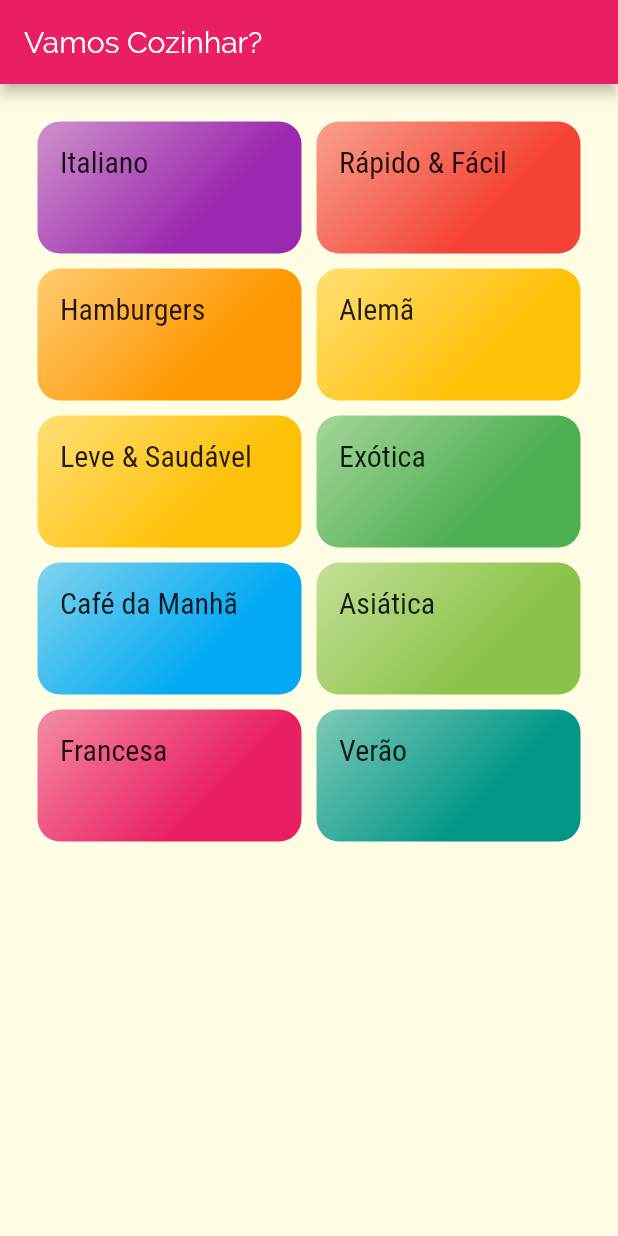
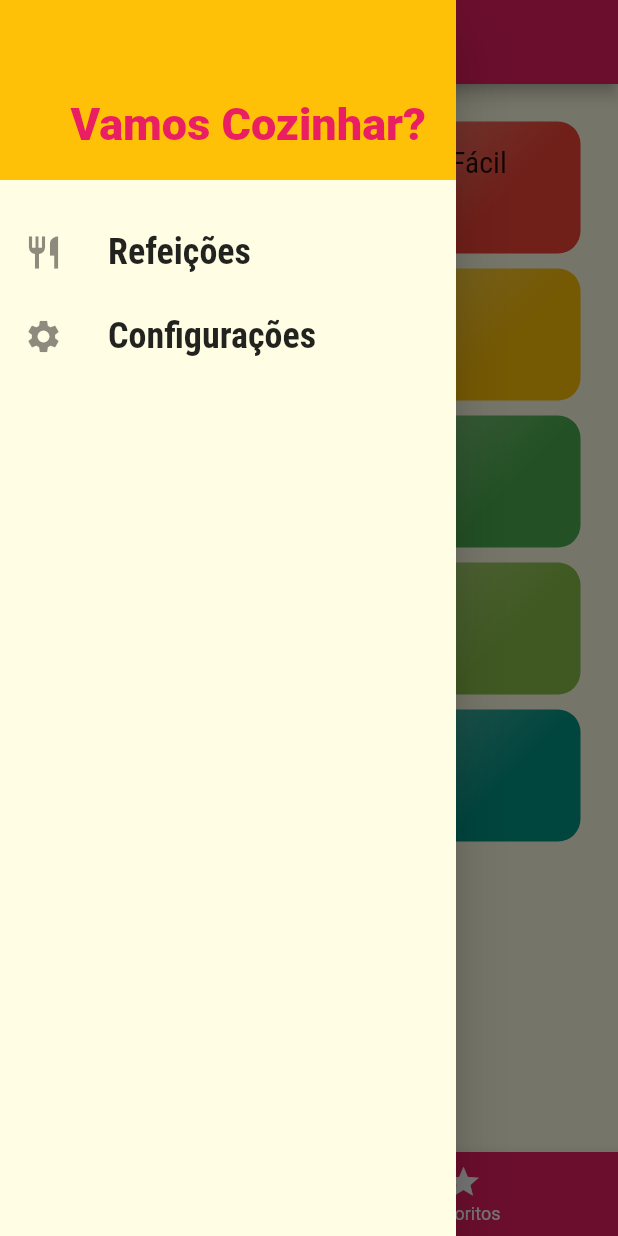
Before and after one commit to joaosatiro/study-flutter, a Flutter app: the screen it shows after launch, with the side drawer open (before the commit the screen has no drawer), on a phone screen of 412 x 824 dp. Run offline on Flutter 3.47's test engine with Material 2 defaults, Android fonts, the phone set to English and light mode, and no system bars.

Commit message:
configuration favorites and settings

```diff
--- /dev/null
+++ b/meals/lib/components/main_drawer.dart
@@ -0,0 +1,61 @@
+import 'package:flutter/material.dart';
+import 'package:meals/utils/app_route.dart';
+
+class MainDrawer extends StatelessWidget {
+  const MainDrawer({Key? key}) : super(key: key);
+
+  @override
+  Widget build(BuildContext context) {
+    Widget _createItem(IconData icon, String label, Function() onTap) {
+      return ListTile(
+        leading: Icon(
+          icon,
+          size: 26,
+        ),
+        title: Text(
+          label,
+          style: TextStyle(
+            fontFamily: 'RobotoCondensed',
+            fontSize: 24,
+            fontWeight: FontWeight.bold,
+          ),
+        ),
+        onTap: onTap,
+      );
+    }
+
+    return Drawer(
+      child: Column(
+        children: [
+          Container(
+            height: 120,
+            width: double.infinity,
+            padding: EdgeInsets.all(20),
+            color: Theme.of(context).accentColor,
+            alignment: Alignment.bottomRight,
+            child: Text(
+              'Vamos Cozinhar?',
+              style: TextStyle(
+                fontWeight: FontWeight.w900,
+                fontSize: 30,
+                color: Theme.of(context).primaryColor,
+              ),
+            ),
+          ),
+          SizedBox(height: 20),
+          _createItem(
+            Icons.restaurant,
+            'Refeições',
+            () => Navigator.of(context).pushReplacementNamed(AppRoutes.HOME),
+          ),
+          _createItem(
+            Icons.settings,
+            'Configurações',
+            () =>
+                Navigator.of(context).pushReplacementNamed(AppRoutes.SETTINGS),
+          ),
+        ],
+      ),
+    );
+  }
+}
--- a/meals/lib/main.dart
+++ b/meals/lib/main.dart
@@ -1,7 +1,8 @@
 import 'package:flutter/material.dart';
 import 'package:meals/screens/categories_meals_screen.dart';
-import 'package:meals/screens/categories_screen.dart';
 import 'package:meals/screens/meal_detail_screen.dart';
+import 'package:meals/screens/settings_screen.dart';
+import 'package:meals/screens/tabs_screen.dart';
 import 'package:meals/utils/app_route.dart';
 
 void main() => runApp(MyApp());
@@ -24,10 +25,12 @@ class MyApp extends StatelessWidget {
             ),
       ),
       routes: {
-        AppRoutes.HOME: (ctx) => CategoriesScreen(),
+        AppRoutes.HOME: (ctx) => TabsScreen(),
         AppRoutes.CATEGORIES_MEALS: (ctx) => CategoriesMealsScreen(),
         AppRoutes.MEAL_DETAIL: (ctx) => MealDetailScreen(),
+        AppRoutes.SETTINGS: (ctx) => SettingsScreen(),
       },
+
       // Tratamento de rotas:
 
       // onGenerateRoute: (settings) {
--- a/meals/lib/screens/categories_screen.dart
+++ b/meals/lib/screens/categories_screen.dart
@@ -7,11 +7,7 @@ class CategoriesScreen extends StatelessWidget {
 
   @override
   Widget build(BuildContext context) {
-    return Scaffold(
-      appBar: AppBar(
-        title: Text('Vamos Cozinhar?'),
-      ),
-      body: GridView(
+    return GridView(
       padding: const EdgeInsets.all(25),
       gridDelegate: SliverGridDelegateWithMaxCrossAxisExtent(
         maxCrossAxisExtent: 250,
@@ -24,7 +20,6 @@ class CategoriesScreen extends StatelessWidget {
           category: cat,
         );
       }).toList(),
-      ),
     );
   }
 }
--- /dev/null
+++ b/meals/lib/screens/favorite_screen.dart
@@ -0,0 +1,12 @@
+import 'package:flutter/material.dart';
+
+class FavoriteScreen extends StatelessWidget {
+  const FavoriteScreen({Key? key}) : super(key: key);
+
+  @override
+  Widget build(BuildContext context) {
+    return Center(
+      child: Text('Minhas Refeições Favoritas'),
+    );
+  }
+}
--- /dev/null
+++ b/meals/lib/screens/settings_screen.dart
@@ -0,0 +1,19 @@
+import 'package:flutter/material.dart';
+import 'package:meals/components/main_drawer.dart';
+
+class SettingsScreen extends StatelessWidget {
+  const SettingsScreen({Key? key}) : super(key: key);
+
+  @override
+  Widget build(BuildContext context) {
+    return Scaffold(
+      appBar: AppBar(
+        title: Text('Configurações'),
+      ),
+      drawer: MainDrawer(),
+      body: Center(
+        child: Text('Configurações'),
+      ),
+    );
+  }
+}
--- /dev/null
+++ b/meals/lib/screens/tabs_screen.dart
@@ -0,0 +1,53 @@
+import 'package:flutter/material.dart';
+import 'package:meals/components/main_drawer.dart';
+import 'package:meals/screens/categories_screen.dart';
+import 'package:meals/screens/favorite_screen.dart';
+
+class TabsScreen extends StatefulWidget {
+  const TabsScreen({Key? key}) : super(key: key);
+
+  @override
+  _TabsScreenState createState() => _TabsScreenState();
+}
+
+class _TabsScreenState extends State<TabsScreen> {
+  int _selectedScreenIndex = 0;
+  final List<Map<String, Object>> _screens = [
+    {'title': 'Lista de Categorias', 'screen': CategoriesScreen()},
+    {'title': 'Meus Favoritos', 'screen': FavoriteScreen()},
+  ];
+
+  _selectScreen(int index) {
+    setState(() {
+      _selectedScreenIndex = index;
+    });
+  }
+
+  @override
+  Widget build(BuildContext context) {
+    return Scaffold(
+      appBar: AppBar(
+        title: Text(_screens[_selectedScreenIndex]['title'].toString()),
+      ),
+      drawer: MainDrawer(),
+      body: _screens[_selectedScreenIndex]['screen'] as Widget,
+      bottomNavigationBar: BottomNavigationBar(
+        onTap: _selectScreen,
+        backgroundColor: Theme.of(context).primaryColor,
+        unselectedItemColor: Colors.white,
+        selectedItemColor: Theme.of(context).accentColor,
+        currentIndex: _selectedScreenIndex,
+        items: [
+          BottomNavigationBarItem(
+            icon: Icon(Icons.category),
+            label: 'Categorias',
+          ),
+          BottomNavigationBarItem(
+            icon: Icon(Icons.star),
+            label: 'Favoritos',
+          ),
+        ],
+      ),
+    );
+  }
+}
--- a/meals/lib/utils/app_route.dart
+++ b/meals/lib/utils/app_route.dart
@@ -2,4 +2,5 @@ class AppRoutes {
   static const HOME = '/';
   static const CATEGORIES_MEALS = '/categories-meals';
   static const MEAL_DETAIL = '/meal-detail';
+  static const SETTINGS = '/settings';
 }
```
Lines whose indentation alone changed are shown as unchanged.
